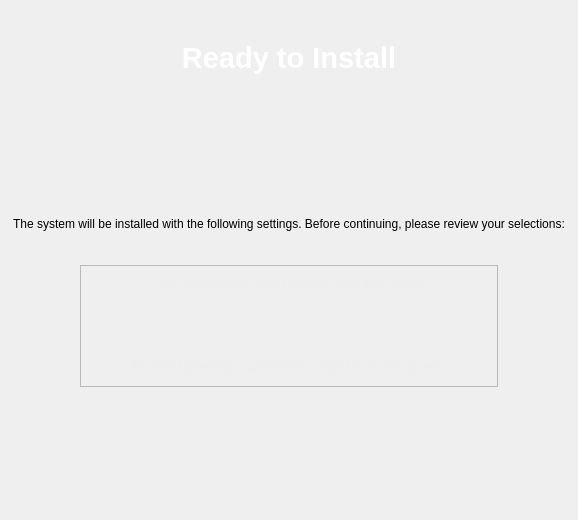
The window that ui/pages/readyinstall.ui (abveritas/Tribe) describes before a commit, drawn with Qt 5.
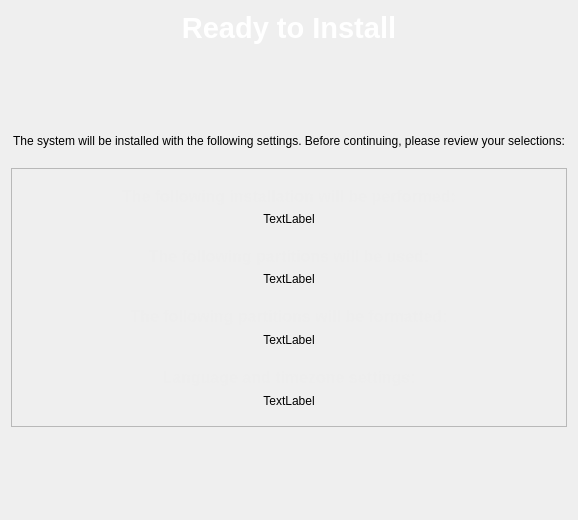
The same window after the commit.

What changed in the file:
```diff
--- a/ui/pages/readyinstall.ui
+++ b/ui/pages/readyinstall.ui
@@ -13,23 +13,7 @@
   <property name="windowTitle">
    <string/>
   </property>
-  <layout class="QHBoxLayout" name="horizontalLayout_4">
-   <item>
-    <layout class="QVBoxLayout" name="verticalLayout">
-     <property name="spacing">
-      <number>20</number>
-     </property>
-     <property name="leftMargin">
-      <number>0</number>
-     </property>
-     <property name="topMargin">
-      <number>30</number>
-     </property>
-     <item>
-      <layout class="QHBoxLayout" name="horizontalLayout">
-       <property name="topMargin">
-        <number>0</number>
-       </property>
+  <layout class="QVBoxLayout" name="verticalLayout_3">
        <item>
         <widget class="QLabel" name="label">
          <property name="maximumSize">
@@ -55,8 +39,6 @@
          </property>
         </widget>
        </item>
-      </layout>
-     </item>
      <item>
       <spacer name="verticalSpacer_2">
        <property name="orientation">
@@ -65,7 +47,7 @@
        <property name="sizeHint" stdset="0">
         <size>
          <width>20</width>
-         <height>40</height>
+       <height>20</height>
         </size>
        </property>
       </spacer>
@@ -88,21 +70,6 @@
       </widget>
      </item>
      <item>
-      <layout class="QHBoxLayout" name="horizontalLayout_2">
-       <item>
-        <spacer name="horizontalSpacer">
-         <property name="orientation">
-          <enum>Qt::Horizontal</enum>
-         </property>
-         <property name="sizeHint" stdset="0">
-          <size>
-           <width>40</width>
-           <height>20</height>
-          </size>
-         </property>
-        </spacer>
-       </item>
-       <item>
         <widget class="QFrame" name="frame">
          <property name="frameShape">
           <enum>QFrame::StyledPanel</enum>
@@ -115,30 +82,52 @@
          </property>
          <layout class="QVBoxLayout" name="verticalLayout_2">
           <item>
-           <layout class="QHBoxLayout" name="horizontalLayout_3">
+       <widget class="QWidget" name="installWidget" native="true">
+        <layout class="QVBoxLayout" name="verticalLayout">
             <item>
-             <spacer name="horizontalSpacer_3">
-              <property name="orientation">
-               <enum>Qt::Horizontal</enum>
-              </property>
-              <property name="sizeHint" stdset="0">
-               <size>
-                <width>40</width>
-                <height>20</height>
-               </size>
-              </property>
-             </spacer>
+          <widget class="QLabel" name="installTitle">
+           <property name="text">
+            <string>&lt;!DOCTYPE HTML PUBLIC &quot;-//W3C//DTD HTML 4.0//EN&quot; &quot;http://www.w3.org/TR/REC-html40/strict.dtd&quot;&gt;
+&lt;html&gt;&lt;head&gt;&lt;meta name=&quot;qrichtext&quot; content=&quot;1&quot; /&gt;&lt;style type=&quot;text/css&quot;&gt;
+p, li { white-space: pre-wrap; }
+&lt;/style&gt;&lt;/head&gt;&lt;body style=&quot; font-family:'Sans Serif'; font-size:9pt; font-weight:400; font-style:normal;&quot;&gt;
+&lt;p style=&quot; margin-top:0px; margin-bottom:0px; margin-left:0px; margin-right:0px; -qt-block-indent:0; text-indent:0px;&quot;&gt;&lt;span style=&quot; font-size:12pt; font-weight:600; color:#eeeeee;&quot;&gt;The following installation will be performed:&lt;/span&gt;&lt;/p&gt;&lt;/body&gt;&lt;/html&gt;</string>
+           </property>
+           <property name="alignment">
+            <set>Qt::AlignCenter</set>
+           </property>
+          </widget>
             </item>
             <item>
+          <widget class="QLabel" name="installLabel">
+           <property name="text">
+            <string>TextLabel</string>
+           </property>
+           <property name="alignment">
+            <set>Qt::AlignCenter</set>
+           </property>
+          </widget>
+         </item>
+        </layout>
+       </widget>
+      </item>
+      <item>
+       <widget class="QWidget" name="mountWidget" native="true">
              <layout class="QVBoxLayout" name="mountLayout">
-              <property name="spacing">
-               <number>1</number>
-              </property>
-              <property name="sizeConstraint">
-               <enum>QLayout::SetMinimumSize</enum>
+         <property name="leftMargin">
+          <number>8</number>
+         </property>
+         <property name="topMargin">
+          <number>6</number>
+         </property>
+         <property name="rightMargin">
+          <number>8</number>
+         </property>
+         <property name="bottomMargin">
+          <number>9</number>
               </property>
               <item>
-               <widget class="QLabel" name="label_4">
+          <widget class="QLabel" name="mountTitel">
                 <property name="text">
                  <string>&lt;!DOCTYPE HTML PUBLIC &quot;-//W3C//DTD HTML 4.0//EN&quot; &quot;http://www.w3.org/TR/REC-html40/strict.dtd&quot;&gt;
 &lt;html&gt;&lt;head&gt;&lt;meta name=&quot;qrichtext&quot; content=&quot;1&quot; /&gt;&lt;style type=&quot;text/css&quot;&gt;
@@ -146,63 +135,50 @@
 &lt;/style&gt;&lt;/head&gt;&lt;body style=&quot; font-family:'Bitstream Vera Sans'; font-size:9pt; font-weight:400; font-style:normal;&quot;&gt;
 &lt;p style=&quot; margin-top:0px; margin-bottom:0px; margin-left:0px; margin-right:0px; -qt-block-indent:0; text-indent:0px; font-family:'Sans Serif'; font-size:10pt;&quot;&gt;&lt;span style=&quot; font-size:12pt; font-weight:600; color:#eeeeee;&quot;&gt;The following partitions will be used:&lt;/span&gt;&lt;/p&gt;&lt;/body&gt;&lt;/html&gt;</string>
                 </property>
-               </widget>
-              </item>
-             </layout>
-            </item>
+           <property name="alignment">
+            <set>Qt::AlignCenter</set>
+           </property>
+          </widget>
+         </item>
             <item>
-             <spacer name="horizontalSpacer_4">
-              <property name="orientation">
-               <enum>Qt::Horizontal</enum>
-              </property>
-              <property name="sizeHint" stdset="0">
-               <size>
-                <width>40</width>
-                <height>20</height>
-               </size>
-              </property>
-             </spacer>
-            </item>
-           </layout>
+          <widget class="QLabel" name="mountLabel">
+           <property name="text">
+            <string>TextLabel</string>
+           </property>
+           <property name="alignment">
+            <set>Qt::AlignCenter</set>
+           </property>
+          </widget>
+         </item>
+        </layout>
+       </widget>
           </item>
           <item>
-           <spacer name="verticalSpacer_3">
-            <property name="orientation">
-             <enum>Qt::Vertical</enum>
-            </property>
-            <property name="sizeHint" stdset="0">
-             <size>
-              <width>20</width>
-              <height>16</height>
-             </size>
-            </property>
-           </spacer>
-          </item>
-          <item>
-           <layout class="QHBoxLayout" name="horizontalLayout_5">
-            <item>
-             <spacer name="horizontalSpacer_5">
-              <property name="orientation">
-               <enum>Qt::Horizontal</enum>
-              </property>
-              <property name="sizeHint" stdset="0">
-               <size>
-                <width>40</width>
-                <height>20</height>
-               </size>
-              </property>
-             </spacer>
-            </item>
-            <item>
+       <widget class="QWidget" name="formatWidget" native="true">
+        <property name="cursor">
+         <cursorShape>ArrowCursor</cursorShape>
+        </property>
              <layout class="QVBoxLayout" name="formatLayout">
               <property name="spacing">
-               <number>1</number>
+          <number>7</number>
               </property>
               <property name="sizeConstraint">
-               <enum>QLayout::SetMinimumSize</enum>
+          <enum>QLayout::SetDefaultConstraint</enum>
+         </property>
+         <property name="leftMargin">
+          <number>8</number>
+         </property>
+         <property name="topMargin">
+          <number>6</number>
+         </property>
+         <property name="rightMargin">
+          <number>8</number>
+         </property>
+         <property name="bottomMargin">
+          <number>9</number>
               </property>
               <item>
-               <widget class="QLabel" name="formatLabel">
+          <widget class="QLabel" name="formatTitel">
                 <property name="text">
                  <string>&lt;!DOCTYPE HTML PUBLIC &quot;-//W3C//DTD HTML 4.0//EN&quot; &quot;http://www.w3.org/TR/REC-html40/strict.dtd&quot;&gt;
 &lt;html&gt;&lt;head&gt;&lt;meta name=&quot;qrichtext&quot; content=&quot;1&quot; /&gt;&lt;style type=&quot;text/css&quot;&gt;
@@ -210,42 +186,77 @@
 &lt;/style&gt;&lt;/head&gt;&lt;body style=&quot; font-family:'Bitstream Vera Sans'; font-size:9pt; font-weight:400; font-style:normal;&quot;&gt;
 &lt;p style=&quot; margin-top:0px; margin-bottom:0px; margin-left:0px; margin-right:0px; -qt-block-indent:0; text-indent:0px; font-family:'Sans Serif'; font-size:10pt;&quot;&gt;&lt;span style=&quot; font-size:12pt; font-weight:600; color:#eeeeee;&quot;&gt;The following partitions will be formatted:&lt;/span&gt;&lt;/p&gt;&lt;/body&gt;&lt;/html&gt;</string>
                 </property>
-               </widget>
-              </item>
-             </layout>
-            </item>
+           <property name="alignment">
+            <set>Qt::AlignCenter</set>
+           </property>
+          </widget>
+         </item>
             <item>
-             <spacer name="horizontalSpacer_6">
-              <property name="orientation">
-               <enum>Qt::Horizontal</enum>
-              </property>
-              <property name="sizeHint" stdset="0">
-               <size>
-                <width>40</width>
-                <height>20</height>
-               </size>
-              </property>
-             </spacer>
-            </item>
-           </layout>
-          </item>
-         </layout>
+          <widget class="QLabel" name="formatLabel">
+           <property name="text">
+            <string>TextLabel</string>
+           </property>
+           <property name="alignment">
+            <set>Qt::AlignCenter</set>
+           </property>
+          </widget>
+         </item>
+        </layout>
+       </widget>
+      </item>
+      <item>
+       <widget class="QWidget" name="timezoneWidget" native="true">
+        <layout class="QVBoxLayout" name="timezoneLayout">
+         <property name="spacing">
+          <number>7</number>
+         </property>
+         <property name="sizeConstraint">
+          <enum>QLayout::SetDefaultConstraint</enum>
+         </property>
+         <property name="leftMargin">
+          <number>8</number>
+         </property>
+         <property name="topMargin">
+          <number>6</number>
+         </property>
+         <property name="rightMargin">
+          <number>8</number>
+         </property>
+         <property name="bottomMargin">
+          <number>9</number>
+         </property>
+         <item>
+          <widget class="QLabel" name="timezoneTitel">
+           <property name="mouseTracking">
+            <bool>true</bool>
+           </property>
+           <property name="text">
+            <string>&lt;!DOCTYPE HTML PUBLIC &quot;-//W3C//DTD HTML 4.0//EN&quot; &quot;http://www.w3.org/TR/REC-html40/strict.dtd&quot;&gt;
+&lt;html&gt;&lt;head&gt;&lt;meta name=&quot;qrichtext&quot; content=&quot;1&quot; /&gt;&lt;style type=&quot;text/css&quot;&gt;
+p, li { white-space: pre-wrap; }
+&lt;/style&gt;&lt;/head&gt;&lt;body style=&quot; font-family:'Bitstream Vera Sans'; font-size:9pt; font-weight:400; font-style:normal;&quot;&gt;
+&lt;p style=&quot; margin-top:0px; margin-bottom:0px; margin-left:0px; margin-right:0px; -qt-block-indent:0; text-indent:0px; font-family:'Sans Serif'; font-size:10pt;&quot;&gt;&lt;span style=&quot; font-size:12pt; font-weight:600; color:#eeeeee;&quot;&gt;Language and timezone settings:&lt;/span&gt;&lt;/p&gt;&lt;/body&gt;&lt;/html&gt;</string>
+           </property>
+           <property name="alignment">
+            <set>Qt::AlignCenter</set>
+           </property>
         </widget>
        </item>
        <item>
-        <spacer name="horizontalSpacer_2">
-         <property name="orientation">
-          <enum>Qt::Horizontal</enum>
-         </property>
-         <property name="sizeHint" stdset="0">
-          <size>
-           <width>40</width>
-           <height>20</height>
-          </size>
-         </property>
-        </spacer>
-       </item>
-      </layout>
+          <widget class="QLabel" name="timezoneLabel">
+           <property name="text">
+            <string>TextLabel</string>
+           </property>
+           <property name="alignment">
+            <set>Qt::AlignCenter</set>
+           </property>
+          </widget>
+         </item>
+        </layout>
+       </widget>
+      </item>
+     </layout>
+    </widget>
      </item>
      <item>
       <spacer name="verticalSpacer">
@@ -255,12 +266,10 @@
        <property name="sizeHint" stdset="0">
         <size>
          <width>20</width>
-         <height>40</height>
+       <height>20</height>
         </size>
        </property>
       </spacer>
-     </item>
-    </layout>
    </item>
   </layout>
  </widget>
```
Lines whose indentation alone changed are shown as unchanged.
